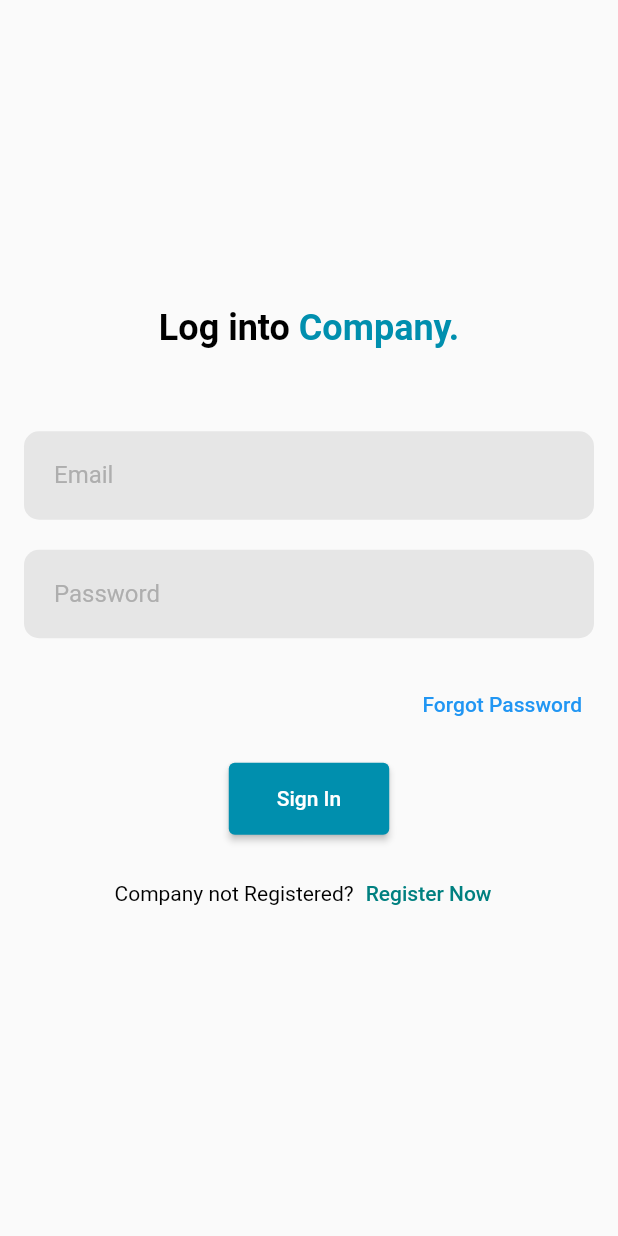
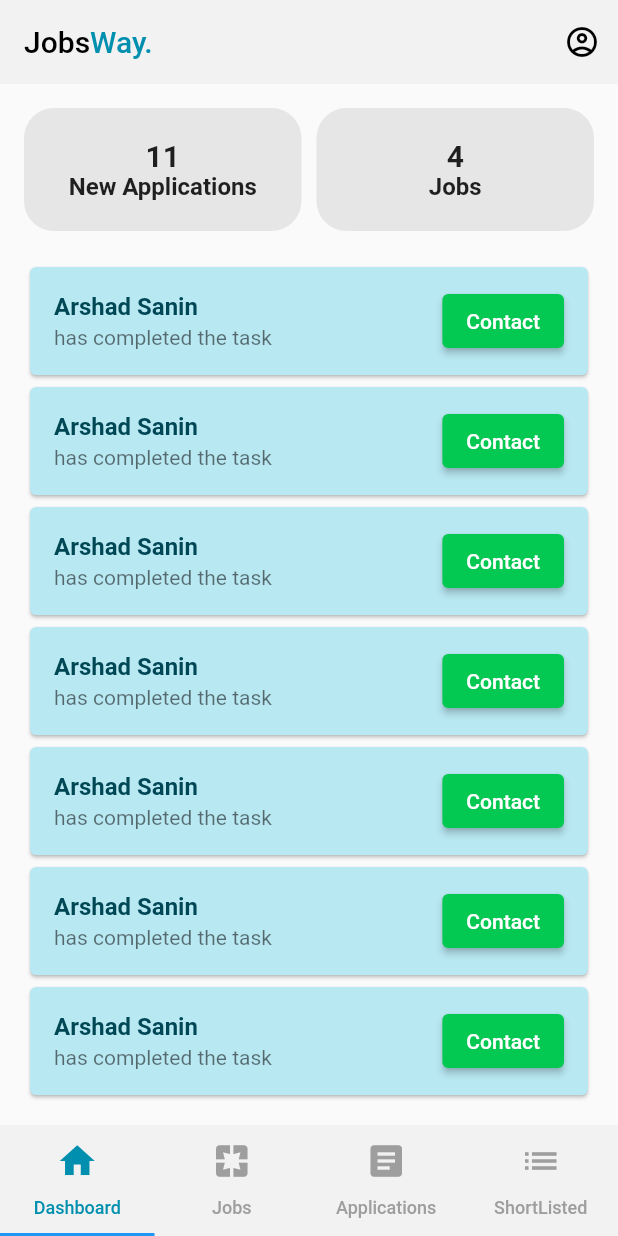
Before and after one commit to ArshadZanin/company_JobsWay, a Flutter app: the screen it shows after launch, after a tap on "Sign In", on a phone screen of 412 x 824 dp. Run offline on Flutter 3.47's test engine with Material 2 defaults, Android fonts, the phone set to English and light mode, and no system bars; our stand-ins replace get.

Commit message:
dashboard page added

```diff
--- a/lib/controller/widget_controller.dart
+++ b/lib/controller/widget_controller.dart
@@ -137,8 +137,7 @@ class WidgetController extends GetxController {
       ),
       actions: [
         IconButton(
-            onPressed: () {
-            },
+            onPressed: () {},
             icon: const Icon(
               Icons.account_circle_outlined,
             )),
@@ -261,7 +260,10 @@ class WidgetController extends GetxController {
     );
   }
 
-  Widget iconTextButton({required IconData icon, required String text, required Function() onPress}){
+  Widget iconTextButton(
+      {required IconData icon,
+      required String text,
+      required Function() onPress}) {
     return TextButton(
       onPressed: onPress,
       child: Column(
@@ -271,19 +273,21 @@ class WidgetController extends GetxController {
             color: const Color(0xff000000),
             size: 50,
           ),
-          Text(text,style: const TextStyle(color: Color(0xff000000)),),//0xff008080
+          Text(
+            text,
+            style: const TextStyle(color: Color(0xff000000)),
+          ), //0xff008080
         ],
       ),
     );
   }
 
   Widget completeTaskCard({
-  required Function() onPress,
+    required Function() onPress,
     required String srcImage,
     required String companyName,
     String? companyLocation,
-
-}){
+  }) {
     return Padding(
       padding: const EdgeInsets.all(10.0),
       child: Card(
@@ -302,8 +306,8 @@ class WidgetController extends GetxController {
                   child: Row(
                     children: [
                       Container(
-                        padding:
-                        const EdgeInsets.symmetric(horizontal: 20, vertical: 20),
+                        padding: const EdgeInsets.symmetric(
+                            horizontal: 20, vertical: 20),
                         decoration: BoxDecoration(
                           color: Colors.white,
                           borderRadius: BorderRadius.circular(10),
@@ -355,7 +359,8 @@ class WidgetController extends GetxController {
                       color: Colors.white,
                       fontSize: 16,
                       fontWeight: FontWeight.bold),
-                ),const Text(
+                ),
+                const Text(
                   'Duration\t: 30 min',
                   style: TextStyle(
                       color: Colors.white,
@@ -366,9 +371,7 @@ class WidgetController extends GetxController {
                   padding: const EdgeInsets.all(16.0),
                   child: Center(
                       child: textColorButton(
-                          text: 'Start Task',
-                          onPress: onPress)
-                  ),
+                          text: 'Start Task', onPress: onPress)),
                 ),
               ],
             ),
@@ -378,7 +381,7 @@ class WidgetController extends GetxController {
     );
   }
 
-  Widget pendingField(Function()? onPress){
+  Widget pendingField(Function()? onPress) {
     return ElevatedButton(
       style: ButtonStyle(
         backgroundColor: MaterialStateProperty.all(const Color(0xFFFFE39C)),
@@ -393,7 +396,8 @@ class WidgetController extends GetxController {
       ),
     );
   }
-  Widget approvedField(Function()? onPress){
+
+  Widget approvedField(Function()? onPress) {
     return ElevatedButton(
       style: ButtonStyle(
         backgroundColor: MaterialStateProperty.all(const Color(0xFF03C852)),
@@ -408,7 +412,8 @@ class WidgetController extends GetxController {
       ),
     );
   }
-  Widget rejectField(Function()? onPress){
+
+  Widget rejectField(Function()? onPress) {
     return ElevatedButton(
       style: ButtonStyle(
         backgroundColor: MaterialStateProperty.all(const Color(0xFFFF4E4E)),
@@ -425,11 +430,11 @@ class WidgetController extends GetxController {
   }
 
   Widget jobDetailsCard({
-  required Widget statusWidget,
+    required Widget statusWidget,
     required String srcImage,
     required String jobName,
     String jobLocation = '',
-}){
+  }) {
     return Card(
       color: const Color(0xFF2C2C2C),
       shape: RoundedRectangleBorder(
@@ -437,8 +442,7 @@ class WidgetController extends GetxController {
       ),
       child: ListTile(
         leading: Container(
-          padding:
-          const EdgeInsets.symmetric(horizontal: 18, vertical: 18),
+          padding: const EdgeInsets.symmetric(horizontal: 18, vertical: 18),
           decoration: BoxDecoration(
             color: Colors.white,
             borderRadius: BorderRadius.circular(10),
@@ -455,8 +459,8 @@ class WidgetController extends GetxController {
         title: Text(
           jobName,
           style: const TextStyle(
-              color: Colors.white,
-              fontSize: 16,
+            color: Colors.white,
+            fontSize: 16,
           ),
         ),
         subtitle: Text(
@@ -471,7 +475,7 @@ class WidgetController extends GetxController {
     );
   }
 
-  Widget skillText({required String text}){
+  Widget skillText({required String text}) {
     return Container(
       padding: const EdgeInsets.all(8),
       decoration: BoxDecoration(
@@ -480,12 +484,62 @@ class WidgetController extends GetxController {
       ),
       child: Text(
         text,
-        style: const TextStyle(
-            color: Colors.white,
-        fontSize: 20),),
+        style: const TextStyle(color: Colors.white, fontSize: 20),
+      ),
     );
   }
 
+  Widget dashContainer(int count, String label) {
+    return Expanded(
+      child: Container(
+        padding: const EdgeInsets.all(20),
+        decoration: BoxDecoration(
+            borderRadius: BorderRadius.circular(20),
+            color: const Color(0xFFE6E6E6)),
+        child: Column(
+          children: [
+            Text(
+              '$count',
+              style: const TextStyle(
+                fontSize: 20,
+                fontWeight: FontWeight.bold,
+              ),
+            ),
+            Text(
+              label,
+              style: const TextStyle(
+                fontSize: 16,
+                fontWeight: FontWeight.bold,
+              ),
+            ),
+          ],
+        ),
+      ),
+    );
+  }
 
-
+  Widget applicantList({required String name}) {
+    return Card(
+      color: const Color(0xFFB8E8F2),
+      child: ListTile(
+        title: Text(
+          name,
+          style: const TextStyle(
+            fontWeight: FontWeight.bold,
+            color: Color(0xFF004756),
+          ),
+        ),
+        subtitle: const Text('has completed the task'),
+        trailing: ElevatedButton(
+          style: ButtonStyle(
+            backgroundColor: MaterialStateProperty.all(
+              const Color(0xFF03C852),
+            ),
+          ),
+          onPressed: () {},
+          child: const Text('Contact'),
+        ),
+      ),
+    );
+  }
 }
--- a/lib/login_register/log_in.dart
+++ b/lib/login_register/log_in.dart
@@ -2,6 +2,7 @@ import 'package:flutter/material.dart';
 import 'package:get/get.dart';
 import 'package:jobs_way_company/controller/widget_controller.dart';
 import 'package:jobs_way_company/login_register/register.dart';
+import 'package:jobs_way_company/pages/home_page.dart';
 
 class LogIn extends StatelessWidget {
   LogIn({Key? key}) : super(key: key);
@@ -57,7 +58,12 @@ class LogIn extends StatelessWidget {
                   widgets.textColorButton(
                       text: 'Sign In',
                       onPress: () {
-                        // Navigator.pushReplacement(context, MaterialPageRoute(builder: (_) => const HomePage(),),);
+                        Navigator.pushReplacement(
+                          context,
+                          MaterialPageRoute(
+                            builder: (_) => const HomePage(),
+                          ),
+                        );
                       }),
                   const SizedBox(
                     height: 15,
--- /dev/null
+++ b/lib/pages/dashboard.dart
@@ -0,0 +1,49 @@
+import 'package:flutter/material.dart';
+import 'package:get/get.dart';
+import 'package:jobs_way_company/controller/widget_controller.dart';
+
+class DashboardPage extends StatefulWidget {
+  const DashboardPage({Key? key}) : super(key: key);
+
+  @override
+  _DashboardPageState createState() => _DashboardPageState();
+}
+
+class _DashboardPageState extends State<DashboardPage> {
+
+  final widgets = Get.put(WidgetController());
+
+  @override
+  Widget build(BuildContext context) {
+    return Scaffold(
+      body: Padding(
+        padding: const EdgeInsets.all(16.0),
+        child: Column(
+          children: [
+            ///first two containers
+            Row(
+              children: [
+                widgets.dashContainer(11, 'New Applications'),
+                const SizedBox(width: 10,),
+                widgets.dashContainer(4, 'Jobs'),
+              ],
+            ),
+            ///Applicants list
+
+            const SizedBox(height: 20,),
+            Expanded(
+              child: ListView.builder(
+                  itemCount: 50,
+                  itemBuilder: (context, index){
+                    return widgets.applicantList(
+                        name: 'Arshad Sanin'
+                    );
+                  }
+              ),
+            ),
+          ],
+        ),
+      ),
+    );
+  }
+}
--- /dev/null
+++ b/lib/pages/home_page.dart
@@ -0,0 +1,46 @@
+import 'package:flutter/material.dart';
+import 'package:get/get.dart';
+import 'package:jobs_way_company/controller/widget_controller.dart';
+import 'package:jobs_way_company/pages/dashboard.dart';
+
+
+class HomePage extends StatefulWidget {
+  const HomePage({Key? key}) : super(key: key);
+
+  @override
+  State<HomePage> createState() => _HomePageState();
+}
+
+class _HomePageState extends State<HomePage> {
+  final widgets = Get.put(WidgetController());
+
+  @override
+  Widget build(BuildContext context) {
+    return DefaultTabController(
+      length: 4,
+      child: Scaffold(
+        appBar: widgets.appbarCustom(context),
+        body: const TabBarView(
+          children: <Widget>[
+            DashboardPage(),
+            DashboardPage(),
+            DashboardPage(),
+            DashboardPage(),
+          ],
+        ),
+        bottomNavigationBar: const Material(
+          color: Color(0xFFF2F2F2),
+          child: TabBar(
+              unselectedLabelColor: Colors.grey,
+              labelColor: Color(0xFF008FAE),
+              tabs: <Widget>[
+                Tab(icon: Icon(Icons.home,size: 28,), child: Text('Dashboard',style: TextStyle(fontSize: 12),)),
+                Tab(icon: Icon(Icons.pages,size: 28,), child: Text('Jobs',style: TextStyle(fontSize: 12),)),
+                Tab(icon: Icon(Icons.article,size: 28,), child: Text('Applications',style: TextStyle(fontSize: 12),)),
+                Tab(icon: Icon(Icons.list,size: 28,), child: Text('ShortListed',style: TextStyle(fontSize: 12),)),
+              ]),
+        ),
+      ),
+    );
+  }
+}
```
